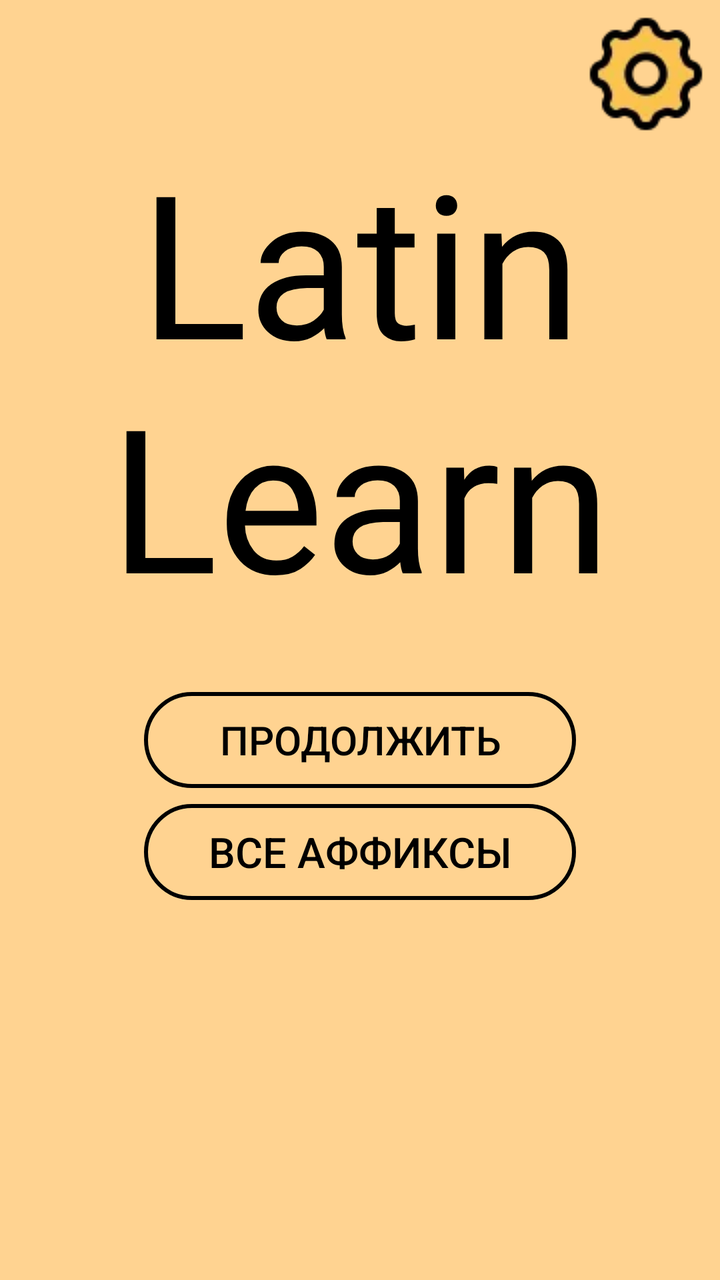
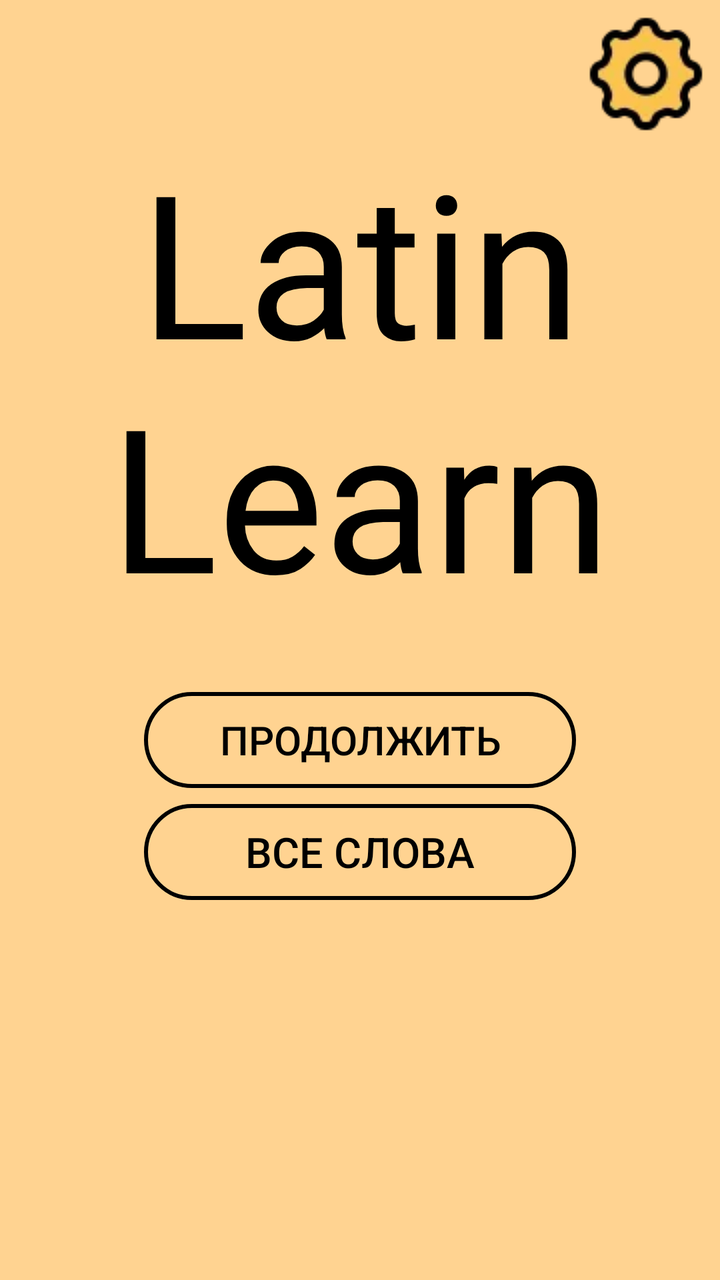

Compare the two renders of this Android layout. The source of the first and the diff that turns it into the second are given below.
<!-- AndroidManifest.xml: application theme Theme.LL -->
<!-- res/layout/activity_main_menu.xml -->
<?xml version="1.0" encoding="utf-8"?>
<androidx.constraintlayout.widget.ConstraintLayout xmlns:android="http://schemas.android.com/apk/res/android"
    xmlns:app="http://schemas.android.com/apk/res-auto"
    xmlns:tools="http://schemas.android.com/tools"
    android:id="@+id/main"
    android:background="@color/Background"
    android:layout_width="match_parent"
    android:layout_height="match_parent"
    tools:context=".MainMenuActivity">

    <android.widget.Button
        android:id="@+id/btn_continue"
        android:layout_width="0dp"
        android:layout_height="wrap_content"
        android:layout_marginTop="32dp"
        android:text="Продолжить"
        android:background="@drawable/button_outline_selector"
        android:textColor="@color/black"
        android:textSize="20sp"
        app:layout_constraintBottom_toBottomOf="parent"
        app:layout_constraintEnd_toEndOf="parent"
        app:layout_constraintStart_toStartOf="parent"
        app:layout_constraintTop_toBottomOf="@+id/textView3"
        app:layout_constraintVertical_bias="0.0"
        app:layout_constraintWidth_percent="0.6" />

    <ImageButton
        android:id="@+id/imageButton2"
        android:layout_width="wrap_content"
        android:layout_height="wrap_content"
        android:layout_marginTop="5dp"
        android:layout_marginEnd="5dp"
        android:background="#00FFFFFF"
        android:src="@drawable/gear_ico"
        android:contentDescription="кнопка настроек"
        app:layout_constraintEnd_toEndOf="parent"
        app:layout_constraintTop_toTopOf="parent" />

    <TextView
        android:id="@+id/textView3"
        android:layout_width="wrap_content"
        android:layout_height="wrap_content"
        android:layout_marginTop="64dp"
        android:fontFamily="@font/divagon"
        android:gravity="center"
        android:text="@string/text_in_menu"
        android:textColor="@color/black"
        android:textSize="100sp"
        app:layout_constraintEnd_toEndOf="parent"
        app:layout_constraintStart_toStartOf="parent"
        app:layout_constraintTop_toTopOf="parent" />

    <android.widget.Button
        android:id="@+id/btn_choose_menu"
        android:layout_width="0dp"
        android:layout_height="wrap_content"
        android:layout_marginTop="8dp"
        android:background="@drawable/button_outline_selector"
        android:text="Все аффиксы"
        android:textColor="@color/black"
        android:textSize="21sp"
        app:layout_constraintEnd_toEndOf="parent"
        app:layout_constraintStart_toStartOf="parent"
        app:layout_constraintTop_toBottomOf="@+id/btn_continue"
        app:layout_constraintWidth_percent="0.6" />


</androidx.constraintlayout.widget.ConstraintLayout>
<!-- resources referenced by this layout -->
<resources>
  <color name="Background">#ffd391</color>
  <color name="black">#FF000000</color>
  <!-- drawable button_outline_selector (drawable) -->
  <?xml version="1.0" encoding="utf-8"?>
  <selector xmlns:android="http://schemas.android.com/apk/res/android">
      
      <item android:state_pressed="true" android:drawable="@drawable/button_outline_pressed" />
  
      
      <item android:drawable="@drawable/button_outline" />
  </selector>
  <!-- drawable gear_ico: webp bitmap (drawable, 1800 bytes) -->
  <string name="text_in_menu">Latin\nLearn</string>
  <style name="Theme.LL" parent="Theme.Material3.Light.NoActionBar">
          <item name="android:statusBarColor">@color/black</item>
          <item name="android:windowLightStatusBar">false</item>
  
      </style>
  <!-- drawable button_outline_pressed (drawable) -->
  <?xml version="1.0" encoding="utf-8"?>
  <shape xmlns:android="http://schemas.android.com/apk/res/android"
      android:shape="rectangle">
      <solid android:color="#08000000" /> 
      <stroke
          android:width="2dp"
          android:color="#000000" />
      <corners android:radius="32dp" />
  
  </shape>
  <!-- drawable button_outline (drawable) -->
  <?xml version="1.0" encoding="utf-8"?>
  <shape xmlns:android="http://schemas.android.com/apk/res/android"
      android:shape="rectangle">
  
      <solid android:color="@android:color/transparent" />
  
      <stroke
          android:width="2dp"
          android:color="@color/black" />
  
      <corners android:radius="32dp" />
  
  
  </shape>
</resources>

<!-- the commit's change to res/layout/activity_main_menu.xml (unified diff, before → after) -->
@@ -56,7 +56,7 @@
         android:layout_height="wrap_content"
         android:layout_marginTop="8dp"
         android:background="@drawable/button_outline_selector"
-        android:text="Все аффиксы"
+        android:text="Все слова"
         android:textColor="@color/black"
         android:textSize="21sp"
         app:layout_constraintEnd_toEndOf="parent"
